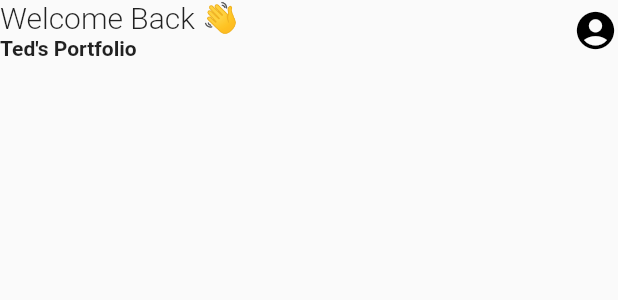
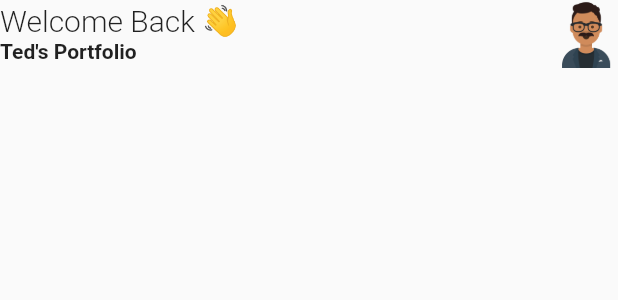
Before and after one commit to tedjkamau/Flutter_Portfolio, a Flutter app: the Header widget shown alone on an empty page, opened directly, on a phone screen of 412 x 824 dp. Shown: the top 300 px of the screen. Run offline on Flutter 3.47's test engine with Material 2 defaults, Android fonts, the phone set to English and light mode, and no system bars; network calls fail.

Commit message:
Creating an avatar for user, modelling the project card

```diff
--- a/my_portfolio/lib/main.dart
+++ b/my_portfolio/lib/main.dart
@@ -16,7 +16,7 @@ class MyApp extends StatelessWidget {
       theme: ThemeData(
         primarySwatch: Colors.blue,
       ),
-      home: HomePage(),
+      home: const HomePage(),
     );
   }
 }
--- a/my_portfolio/lib/pages/home/ProjectCard.dart
+++ b/my_portfolio/lib/pages/home/ProjectCard.dart
@@ -1,3 +1,4 @@
+// ignore: file_names
 import 'package:flutter/material.dart';
 import 'package:my_portfolio/models/project.dart';
 
--- a/my_portfolio/lib/widgets/Header/header.dart
+++ b/my_portfolio/lib/widgets/Header/header.dart
@@ -14,7 +14,7 @@ class Header extends StatelessWidget {
             mainAxisAlignment: MainAxisAlignment.start,
             mainAxisSize:
                 MainAxisSize.min, //Use as minimal space on the main axis
-            children: [
+            children: const [
               Text(
                 "Welcome Back 👋",
                 style: TextStyle(fontSize: 20, fontWeight: FontWeight.w300),
@@ -25,7 +25,7 @@ class Header extends StatelessWidget {
               )
             ],
           ),
-          const Icon(Icons.account_circle, color: Colors.black, size: 30)
+          Image.asset("assets/img/avatar.png", height: 45)
         ]);
   }
 }
--- a/my_portfolio/pubspec.yaml
+++ b/my_portfolio/pubspec.yaml
@@ -58,9 +58,9 @@ flutter:
   uses-material-design: true
 
   # To add assets to your application, add an assets section, like this:
-  # assets:
-  #   - images/a_dot_burr.jpeg
-  #   - images/a_dot_ham.jpeg
+  assets:
+    - assets/
+    - assets/img/
 
   # An image asset can refer to one or more resolution-specific "variants", see
   # https://flutter.dev/assets-and-images/#resolution-aware.
```
Also changed, not shown: my_portfolio/assets/img/avatar.png (added).
